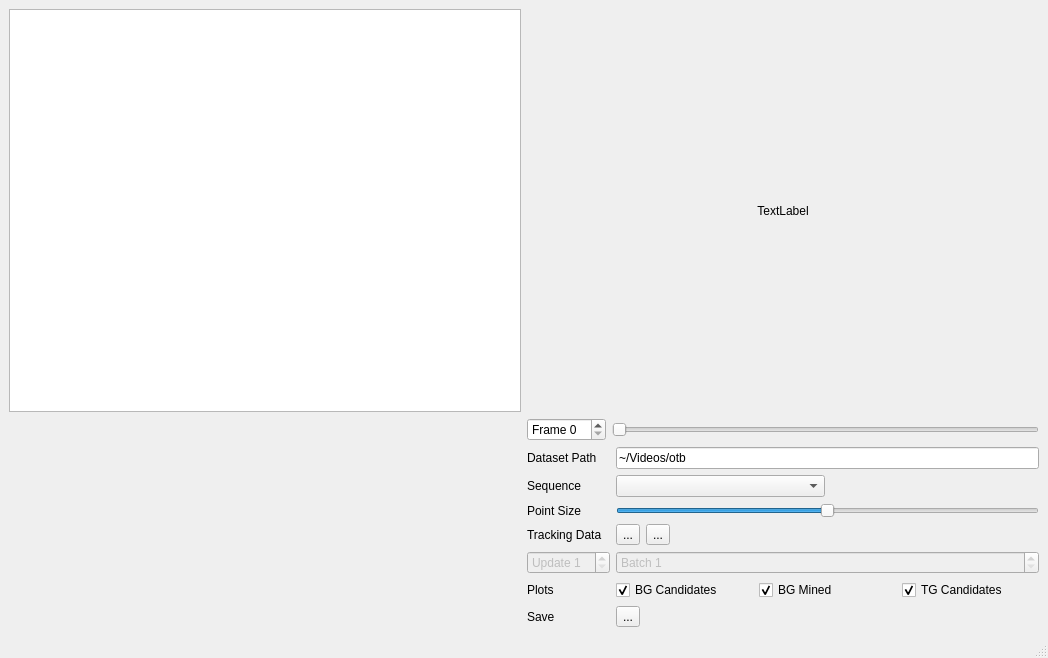
This is tracking-analyzer/gui/main_window.ui in brobeson/tracking-analyzer as Qt 5 draws it before an edit. The edited form follows.
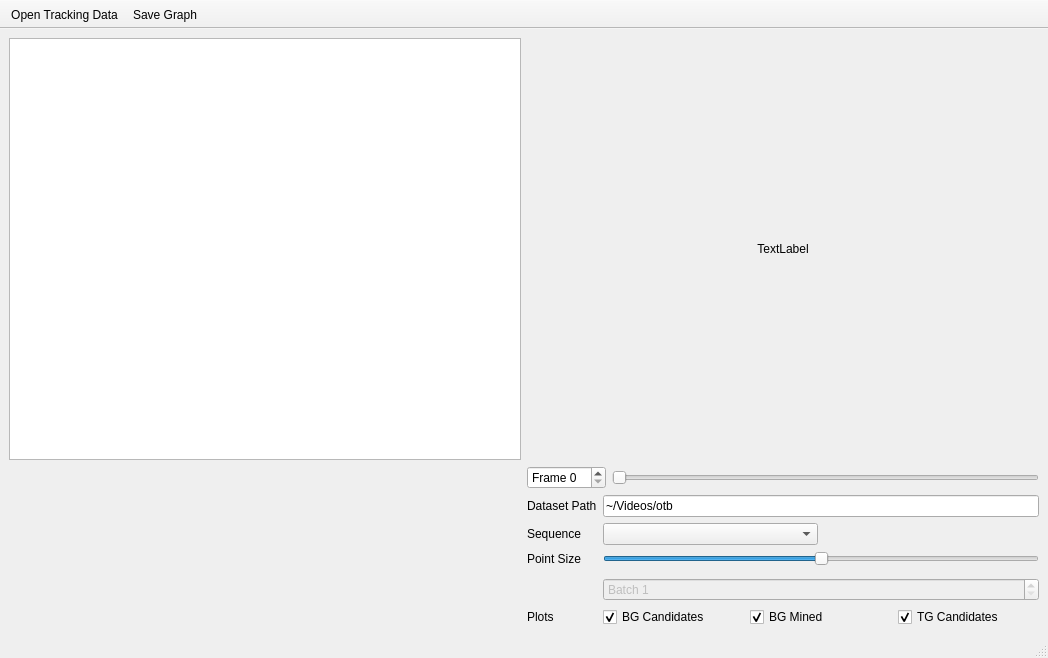
This is the edited form. Icons and pictures are not drawn. Custom widgets are drawn as their Qt base class.

Commit message:
Start moving controls to a toolbar
I added a toolbar and moved the open, save, and update spinbox
controls from the main window to the toolbar.

```diff
--- a/tracking-analyzer/gui/main_window.ui
+++ b/tracking-analyzer/gui/main_window.ui
@@ -118,51 +118,8 @@
           </property>
          </widget>
         </item>
-        <item row="3" column="0">
-         <widget class="QLabel" name="label_5">
-          <property name="text">
-           <string>Tracking Data</string>
-          </property>
-         </widget>
-        </item>
         <item row="3" column="1">
-         <layout class="QHBoxLayout" name="horizontalLayout_3">
-          <item>
-           <widget class="QToolButton" name="load_data_button">
-            <property name="text">
-             <string>...</string>
-            </property>
-            <property name="icon">
-             <iconset theme="document-open">
-              <normaloff>../../../../../.designer/backup</normaloff>../../../../../.designer/backup</iconset>
-            </property>
-           </widget>
-          </item>
-          <item>
-           <widget class="QToolButton" name="load_recent_data_button">
-            <property name="text">
-             <string>...</string>
-            </property>
-            <property name="icon">
-             <iconset theme="document-open-recent">
-              <normaloff>../../../../../.designer/backup</normaloff>../../../../../.designer/backup</iconset>
-            </property>
-           </widget>
-          </item>
-         </layout>
-        </item>
-        <item row="4" column="0">
-         <widget class="QSpinBox" name="update_spinbox">
-          <property name="enabled">
-           <bool>false</bool>
-          </property>
-          <property name="prefix">
-           <string>Update </string>
-          </property>
-          <property name="minimum">
-           <number>1</number>
-          </property>
-         </widget>
+         <layout class="QHBoxLayout" name="horizontalLayout_3"/>
         </item>
         <item row="4" column="1">
          <widget class="QSpinBox" name="batch_spinbox">
@@ -218,24 +175,6 @@
           </item>
          </layout>
         </item>
-        <item row="6" column="0">
-         <widget class="QLabel" name="label_7">
-          <property name="text">
-           <string>Save</string>
-          </property>
-         </widget>
-        </item>
-        <item row="6" column="1">
-         <widget class="QToolButton" name="save_graph_button">
-          <property name="text">
-           <string>...</string>
-          </property>
-          <property name="icon">
-           <iconset theme="document-save">
-            <normaloff>../../../../../.designer/backup</normaloff>../../../../../.designer/backup</iconset>
-          </property>
-         </widget>
-        </item>
        </layout>
       </item>
      </layout>
@@ -253,6 +192,51 @@
    </property>
   </widget>
   <widget class="QStatusBar" name="statusbar"/>
+  <widget class="QToolBar" name="toolBar">
+   <property name="windowTitle">
+    <string>toolBar</string>
+   </property>
+   <property name="movable">
+    <bool>false</bool>
+   </property>
+   <attribute name="toolBarArea">
+    <enum>TopToolBarArea</enum>
+   </attribute>
+   <attribute name="toolBarBreak">
+    <bool>false</bool>
+   </attribute>
+   <addaction name="action_open_tracking_data"/>
+   <addaction name="action_save_graph"/>
+  </widget>
+  <action name="action_open_tracking_data">
+   <property name="icon">
+    <iconset theme="document-open">
+     <normaloff>.</normaloff>.</iconset>
+   </property>
+   <property name="text">
+    <string>Open Tracking Data</string>
+   </property>
+   <property name="toolTip">
+    <string>Load tracking meta-data from disk.</string>
+   </property>
+   <property name="shortcut">
+    <string>Ctrl+O</string>
+   </property>
+  </action>
+  <action name="action_save_graph">
+   <property name="icon">
+    <iconset theme="document-save"/>
+   </property>
+   <property name="text">
+    <string>Save Graph</string>
+   </property>
+   <property name="toolTip">
+    <string>Save the Current Graph</string>
+   </property>
+   <property name="shortcut">
+    <string>Ctrl+S</string>
+   </property>
+  </action>
  </widget>
  <customwidgets>
   <customwidget>
```
The commit also changes 2 other files.
